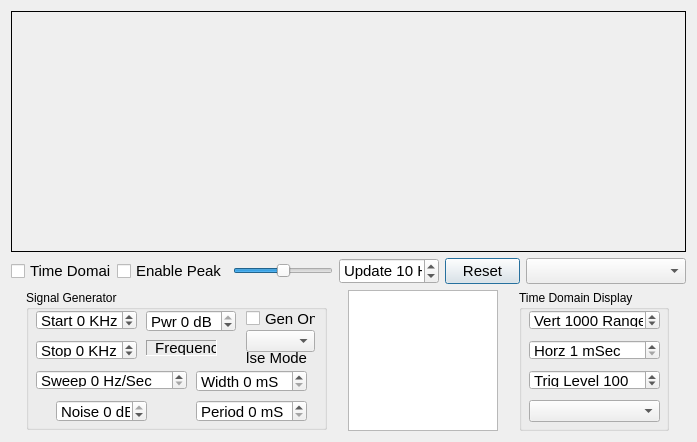
First picture: the form in macforms/testbench.ui, repository rafael2k/CuteSDR, before the edit.
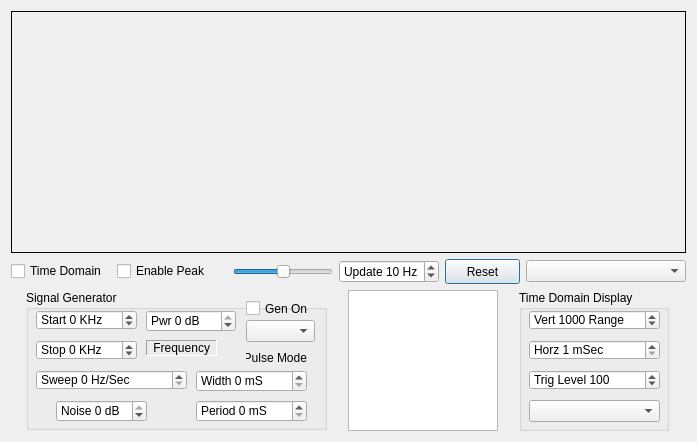
Second picture: the form after the edit.

The edit to the form file:
```diff
--- a/macforms/testbench.ui
+++ b/macforms/testbench.ui
@@ -68,11 +68,6 @@
          <height>17</height>
         </size>
        </property>
-       <property name="font">
-        <font>
-         <pointsize>11</pointsize>
-        </font>
-       </property>
        <property name="text">
         <string>Time Domain</string>
        </property>
@@ -92,11 +87,6 @@
          <height>0</height>
         </size>
        </property>
-       <property name="font">
-        <font>
-         <pointsize>11</pointsize>
-        </font>
-       </property>
        <property name="text">
         <string>Enable Peak</string>
        </property>
@@ -153,11 +143,6 @@
          <height>20</height>
         </size>
        </property>
-       <property name="font">
-        <font>
-         <pointsize>11</pointsize>
-        </font>
-       </property>
        <property name="suffix">
         <string> Hz</string>
        </property>
@@ -192,11 +177,6 @@
          <height>25</height>
         </size>
        </property>
-       <property name="font">
-        <font>
-         <pointsize>11</pointsize>
-        </font>
-       </property>
        <property name="text">
         <string>Reset</string>
        </property>
@@ -216,11 +196,6 @@
          <height>22</height>
         </size>
        </property>
-       <property name="font">
-        <font>
-         <pointsize>11</pointsize>
-        </font>
-       </property>
       </widget>
      </item>
     </layout>
@@ -259,11 +234,6 @@
           <height>0</height>
          </size>
         </property>
-        <property name="font">
-         <font>
-          <pointsize>11</pointsize>
-         </font>
-        </property>
         <property name="focusPolicy">
          <enum>Qt::NoFocus</enum>
         </property>
@@ -286,11 +256,6 @@
           <height>20</height>
          </rect>
         </property>
-        <property name="font">
-         <font>
-          <pointsize>11</pointsize>
-         </font>
-        </property>
         <property name="suffix">
          <string> Hz/Sec</string>
         </property>
@@ -316,11 +281,6 @@
           <height>20</height>
          </rect>
         </property>
-        <property name="font">
-         <font>
-          <pointsize>11</pointsize>
-         </font>
-        </property>
         <property name="suffix">
          <string> KHz</string>
         </property>
@@ -346,11 +306,6 @@
           <height>20</height>
          </rect>
         </property>
-        <property name="font">
-         <font>
-          <pointsize>11</pointsize>
-         </font>
-        </property>
         <property name="suffix">
          <string> KHz</string>
         </property>
@@ -376,11 +331,6 @@
           <height>22</height>
          </rect>
         </property>
-        <property name="font">
-         <font>
-          <pointsize>11</pointsize>
-         </font>
-        </property>
         <property name="suffix">
          <string> dB</string>
         </property>
@@ -409,11 +359,6 @@
           <height>0</height>
          </size>
         </property>
-        <property name="font">
-         <font>
-          <pointsize>11</pointsize>
-         </font>
-        </property>
         <property name="suffix">
          <string> dB</string>
         </property>
@@ -431,7 +376,7 @@
         <property name="geometry">
          <rect>
           <x>220</x>
-          <y>20</y>
+          <y>10</y>
           <width>70</width>
           <height>17</height>
          </rect>
@@ -442,11 +387,6 @@
           <height>0</height>
          </size>
         </property>
-        <property name="font">
-         <font>
-          <pointsize>11</pointsize>
-         </font>
-        </property>
         <property name="text">
          <string>Gen On</string>
         </property>
@@ -466,11 +406,6 @@
           <height>0</height>
          </size>
         </property>
-        <property name="font">
-         <font>
-          <pointsize>11</pointsize>
-         </font>
-        </property>
         <property name="suffix">
          <string> mS</string>
         </property>
@@ -499,11 +434,6 @@
           <height>0</height>
          </size>
         </property>
-        <property name="font">
-         <font>
-          <pointsize>11</pointsize>
-         </font>
-        </property>
         <property name="suffix">
          <string> mS</string>
         </property>
@@ -526,11 +456,6 @@
           <height>16</height>
          </rect>
         </property>
-        <property name="font">
-         <font>
-          <pointsize>11</pointsize>
-         </font>
-        </property>
         <property name="text">
          <string>Pulse Mode</string>
         </property>
@@ -542,16 +467,11 @@
         <property name="geometry">
          <rect>
           <x>220</x>
-          <y>40</y>
+          <y>30</y>
           <width>69</width>
           <height>22</height>
          </rect>
         </property>
-        <property name="font">
-         <font>
-          <pointsize>11</pointsize>
-         </font>
-        </property>
         <property name="currentText">
          <string/>
         </property>
@@ -632,11 +552,6 @@
           <verstretch>0</verstretch>
          </sizepolicy>
         </property>
-        <property name="font">
-         <font>
-          <pointsize>11</pointsize>
-         </font>
-        </property>
         <property name="suffix">
          <string> Range</string>
         </property>
@@ -665,11 +580,6 @@
           <height>20</height>
          </rect>
         </property>
-        <property name="font">
-         <font>
-          <pointsize>11</pointsize>
-         </font>
-        </property>
         <property name="suffix">
          <string> mSec</string>
         </property>
@@ -695,11 +605,6 @@
           <height>20</height>
          </rect>
         </property>
-        <property name="font">
-         <font>
-          <pointsize>11</pointsize>
-         </font>
-        </property>
         <property name="suffix">
          <string/>
         </property>
```
Left out of the diff: 10 changed lines with no effect on the pictures.
